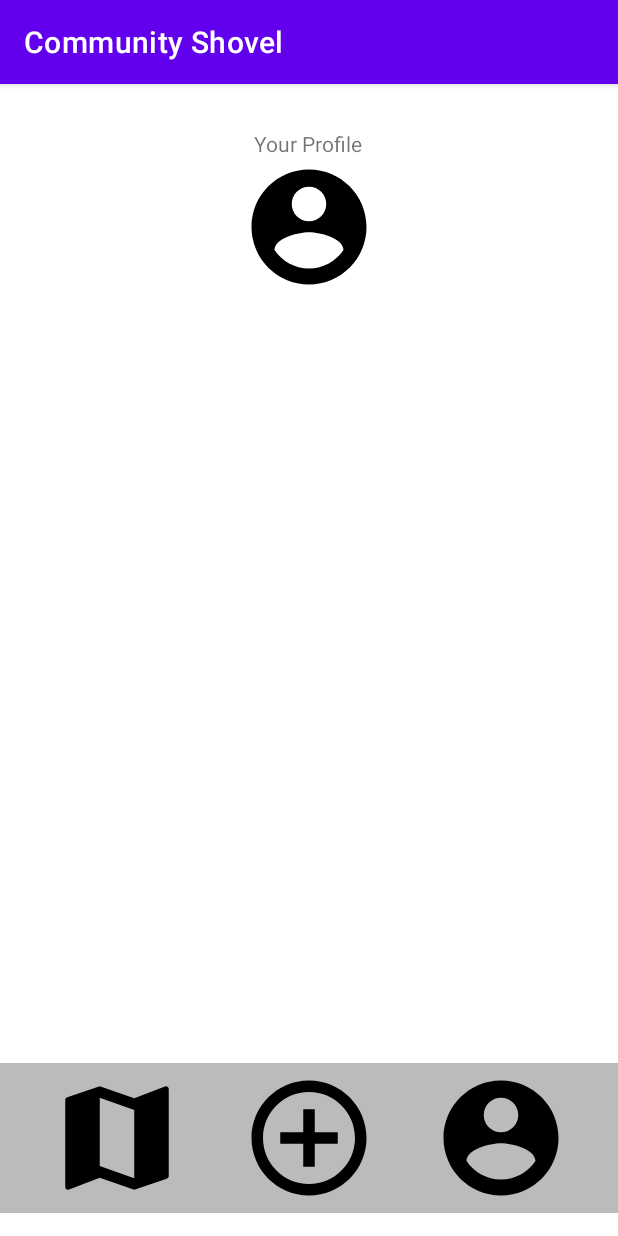
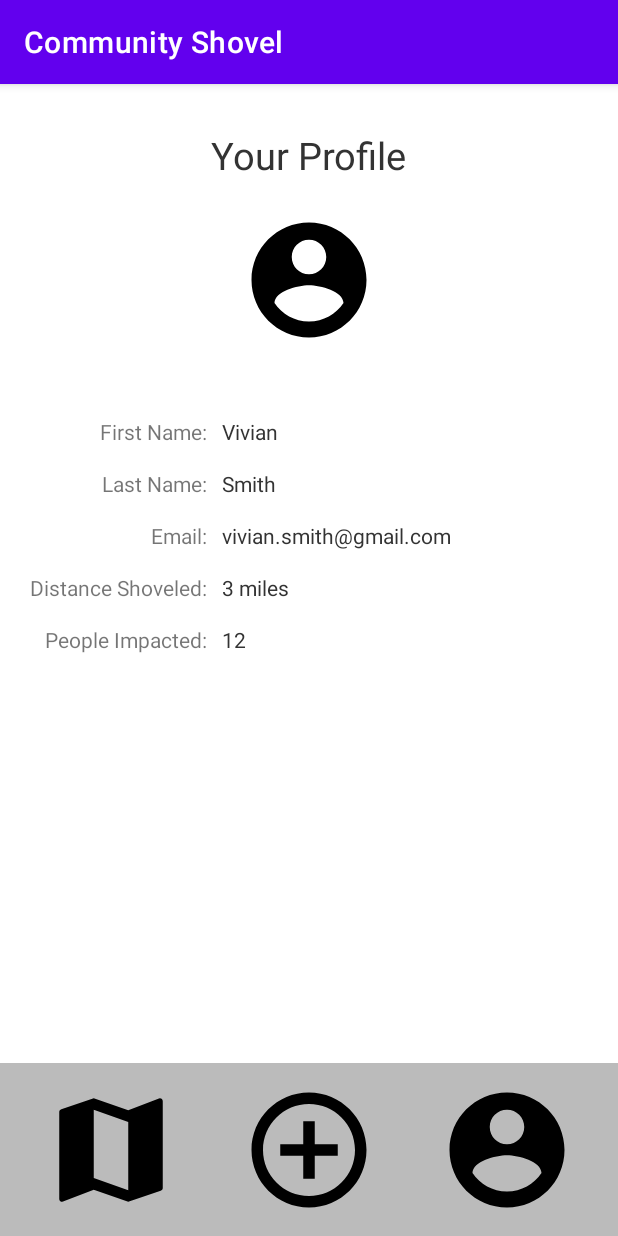
Before and after one commit to lialb/community-shovel, an Android app: the YourProfile screen opened directly, with no data from a screen before it, on a phone screen of 412 x 824 dp. Run offline under Robolectric (Android 15) with nearby library versions, the phone set to English and light mode, and no system bars.

Commit message:
added information to profile page

```diff
--- a/CommunityShovel/app/src/main/res/layout/activity_main.xml
+++ b/CommunityShovel/app/src/main/res/layout/activity_main.xml
@@ -13,8 +13,7 @@
         android:id="@+id/map"
         android:layout_width="match_parent"
         android:layout_height="0dp"
-        android:layout_weight="85"
-        map:useViewLifecycle="true"/>
+        android:layout_weight="85"/>
 
     <!-- Nav Bar -->
     <RelativeLayout
--- a/CommunityShovel/app/src/main/res/layout/activity_your_profile.xml
+++ b/CommunityShovel/app/src/main/res/layout/activity_your_profile.xml
@@ -11,27 +11,116 @@
         android:layout_weight="85"
         android:orientation="vertical"
         android:gravity="top|center">
+
+        // "Your Profile"
         <TextView
             android:layout_width="wrap_content"
             android:layout_height="wrap_content"
             android:layout_marginTop="30dp"
+            android:textSize="25sp"
+            android:textColor="#333"
             android:text="@string/your_profile_text"/>
+
+        // Profile picture
         <ImageView
             android:layout_width="wrap_content"
             android:layout_height="wrap_content"
+            android:paddingTop="20dp"
+            android:paddingBottom="30dp"
             android:src="@drawable/ic_profile"
             android:contentDescription="@string/desc"
             android:background="@android:color/transparent"/>
+
+        // Personal Information
+        <RelativeLayout
+            android:layout_width="match_parent"
+            android:layout_height="wrap_content"
+            android:paddingLeft="20dp"
+            android:gravity="left">
+
+            // Information labels
+            <LinearLayout
+                android:id="@+id/information_labels"
+                android:layout_width="wrap_content"
+                android:layout_height="wrap_content"
+                android:paddingRight="10dp"
+                android:orientation="vertical"
+                android:gravity="right">
+                <TextView
+                    android:layout_width="wrap_content"
+                    android:layout_height="wrap_content"
+                    android:layout_marginTop="15dp"
+                    android:text="@string/first_name_label"/>
+                <TextView
+                    android:layout_width="wrap_content"
+                    android:layout_height="wrap_content"
+                    android:layout_marginTop="15dp"
+                    android:text="@string/last_name_label"/>
+                <TextView
+                    android:layout_width="wrap_content"
+                    android:layout_height="wrap_content"
+                    android:layout_marginTop="15dp"
+                    android:text="@string/email_label"/>
+                <TextView
+                    android:layout_width="wrap_content"
+                    android:layout_height="wrap_content"
+                    android:layout_marginTop="15dp"
+                    android:text="@string/distance_shoveled_label"/>
+                <TextView
+                    android:layout_width="wrap_content"
+                    android:layout_height="wrap_content"
+                    android:layout_marginTop="15dp"
+                    android:text="@string/people_impacted_label"/>
+            </LinearLayout>
+            // Actual information
+            <LinearLayout
+                android:id="@+id/information_text"
+                android:layout_width="wrap_content"
+                android:layout_height="wrap_content"
+                android:layout_toRightOf="@id/information_labels"
+                android:orientation="vertical"
+                android:gravity="left">
+
+                <TextView
+                    android:layout_width="wrap_content"
+                    android:layout_height="wrap_content"
+                    android:layout_marginTop="15dp"
+                    android:textColor="#333"
+                    android:text="@string/first_name_text"/>
+                <TextView
+                    android:layout_width="wrap_content"
+                    android:layout_height="wrap_content"
+                    android:layout_marginTop="15dp"
+                    android:textColor="#333"
+                    android:text="@string/last_name_text"/>
+                <TextView
+                    android:layout_width="wrap_content"
+                    android:layout_height="wrap_content"
+                    android:layout_marginTop="15dp"
+                    android:textColor="#333"
+                    android:text="@string/email_text"/>
+                <TextView
+                    android:layout_width="wrap_content"
+                    android:layout_height="wrap_content"
+                    android:layout_marginTop="15dp"
+                    android:textColor="#333"
+                    android:text="@string/distance_shoveled_text"/>
+                <TextView
+                    android:layout_width="wrap_content"
+                    android:layout_height="wrap_content"
+                    android:layout_marginTop="15dp"
+                    android:textColor="#333"
+                    android:text="@string/people_impacted_text"/>
+
+            </LinearLayout>
+        </RelativeLayout>
     </LinearLayout>
 
-    <LinearLayout
+    <!-- Nav Bar -->
+    <RelativeLayout
         android:layout_width="match_parent"
         android:layout_height="0dp"
-        android:layout_weight="15">
-
-        <RelativeLayout
-            android:layout_width="match_parent"
-            android:layout_height="100dp"
+        android:layout_weight="15"
         android:orientation="horizontal"
         android:background="#bbbbbb">
 
@@ -70,9 +159,5 @@
             android:adjustViewBounds="true"
             android:scaleType="centerInside"/>
 
-
     </RelativeLayout>
 </LinearLayout>
-    <!-- Nav Bar -->
-
-</LinearLayout>
--- a/CommunityShovel/app/src/main/res/values/strings.xml
+++ b/CommunityShovel/app/src/main/res/values/strings.xml
@@ -6,4 +6,17 @@
     <string name="profile_button_text"> View Profile </string>
     <string name="desc"> image </string>
     <string name="your_profile_text"> Your Profile </string>
+    <string name="first_name_label"> First Name: </string>
+    <string name="first_name_text"> Vivian </string>
+    <string name="last_name_label"> Last Name: </string>
+    <string name="last_name_text"> Smith </string>
+    <string name="email_label"> Email: </string>
+    <string name="email_text"> vivian.smith@gmail.com </string>
+    <string name="distance_shoveled_label"> Distance Shoveled: </string>
+    <string name="distance_shoveled_text"> 3 miles </string>
+    <string name="people_impacted_label"> People Impacted: </string>
+    <string name="people_impacted_text"> 12 </string>
+
+
+
 </resources>
```
Lines whose indentation alone changed are shown as unchanged.
